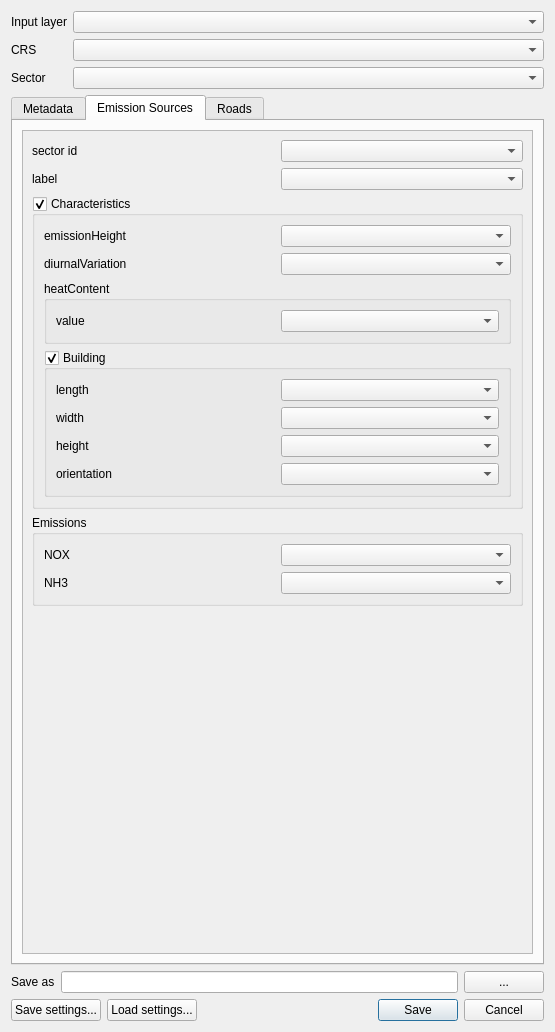
Qt form ImaerPlugin/generate_calc_input_dlg.ui (opengeogroep/AERIUS-QGIS-plugins) before a commit.
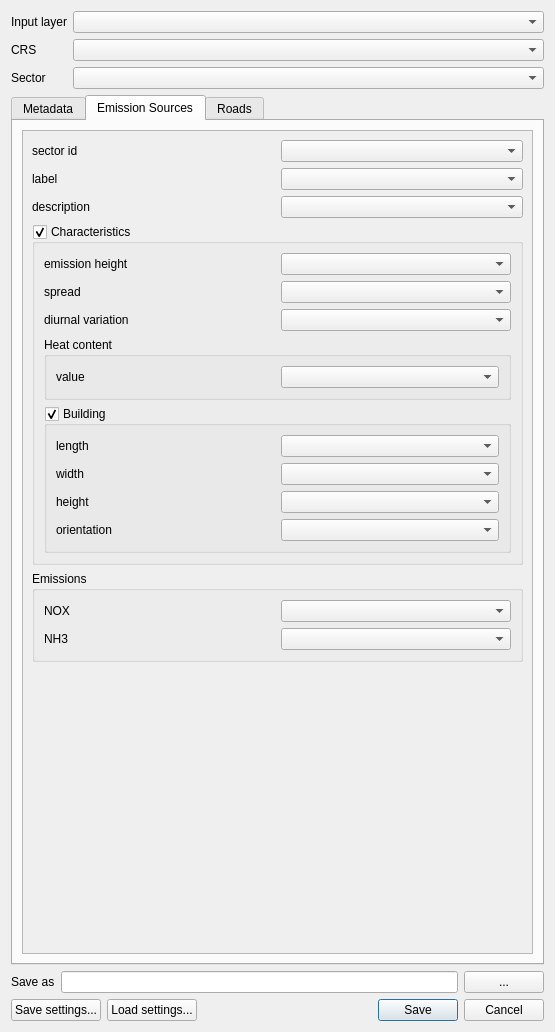
The same form after that commit. The open tabs and pages were chosen to show the change. Custom widgets are drawn as their Qt base class.

Commit message: EmissionSourceCharacteristics partly added (WIP)

Diff of the .ui file:
```diff
--- a/ImaerPlugin/generate_calc_input_dlg.ui
+++ b/ImaerPlugin/generate_calc_input_dlg.ui
@@ -175,6 +175,19 @@
                </rect>
               </property>
               <layout class="QGridLayout" name="gridLayout_3">
+               <item row="5" column="0">
+                <spacer name="verticalSpacer_2">
+                 <property name="orientation">
+                  <enum>Qt::Vertical</enum>
+                 </property>
+                 <property name="sizeHint" stdset="0">
+                  <size>
+                   <width>20</width>
+                   <height>40</height>
+                  </size>
+                 </property>
+                </spacer>
+               </item>
                <item row="0" column="0">
                 <widget class="QLabel" name="label_sector_id">
                  <property name="text">
@@ -182,7 +195,7 @@
                  </property>
                 </widget>
                </item>
-               <item row="2" column="0" colspan="2">
+               <item row="3" column="0" colspan="2">
                 <widget class="QGroupBox" name="groupBox_es_characteristics">
                  <property name="title">
                   <string>Characteristics</string>
@@ -194,30 +207,27 @@
                   <bool>true</bool>
                  </property>
                  <layout class="QGridLayout" name="gridLayout_6">
+                  <item row="2" column="0">
+                   <widget class="QLabel" name="label_es_diurnal_variation">
+                    <property name="text">
+                     <string>diurnal variation</string>
+                    </property>
+                   </widget>
+                  </item>
                   <item row="0" column="0">
                    <widget class="QLabel" name="label_emission_height">
                     <property name="text">
-                     <string>emissionHeight</string>
+                     <string>emission height</string>
                     </property>
                    </widget>
                   </item>
                   <item row="0" column="1">
                    <widget class="QgsFieldComboBox" name="fcb_emission_height"/>
                   </item>
-                  <item row="1" column="0">
-                   <widget class="QLabel" name="label_diurnal_variation">
-                    <property name="text">
-                     <string>diurnalVariation</string>
-                    </property>
-                   </widget>
-                  </item>
-                  <item row="1" column="1">
-                   <widget class="QgsFieldComboBox" name="fcb_diurnal_variation"/>
-                  </item>
-                  <item row="2" column="0" colspan="2">
+                  <item row="3" column="0" colspan="2">
                    <widget class="QGroupBox" name="groupBox_heatContent">
                     <property name="title">
-                     <string>heatContent</string>
+                     <string>Heat content</string>
                     </property>
                     <layout class="QGridLayout" name="gridLayout_5">
                      <item row="0" column="0">
@@ -233,7 +243,7 @@
                     </layout>
                    </widget>
                   </item>
-                  <item row="3" column="0" colspan="2">
+                  <item row="4" column="0" colspan="2">
                    <widget class="QGroupBox" name="groupBox_building">
                     <property name="title">
                      <string>Building</string>
@@ -288,13 +298,26 @@
                     </layout>
                    </widget>
                   </item>
+                  <item row="2" column="1">
+                   <widget class="QgsFieldComboBox" name="fcb_es_diurnal_variation"/>
+                  </item>
+                  <item row="1" column="0">
+                   <widget class="QLabel" name="label_es_emission_spread">
+                    <property name="text">
+                     <string>spread</string>
+                    </property>
+                   </widget>
+                  </item>
+                  <item row="1" column="1">
+                   <widget class="QgsFieldComboBox" name="fcb_es_spread"/>
+                  </item>
                  </layout>
                 </widget>
                </item>
                <item row="0" column="1">
                 <widget class="QgsFieldComboBox" name="fcb_sector_id"/>
                </item>
-               <item row="3" column="0" colspan="2">
+               <item row="4" column="0" colspan="2">
                 <widget class="QGroupBox" name="groupBox_emissions">
                  <property name="title">
                   <string>Emissions</string>
@@ -333,18 +356,15 @@
                  </property>
                 </widget>
                </item>
-               <item row="4" column="0">
-                <spacer name="verticalSpacer_2">
-                 <property name="orientation">
-                  <enum>Qt::Vertical</enum>
+               <item row="2" column="0">
+                <widget class="QLabel" name="label_es_description">
+                 <property name="text">
+                  <string>description</string>
                  </property>
-                 <property name="sizeHint" stdset="0">
-                  <size>
-                   <width>20</width>
-                   <height>40</height>
-                  </size>
-                 </property>
-                </spacer>
+                </widget>
+               </item>
+               <item row="2" column="1">
+                <widget class="QgsFieldComboBox" name="fcb_es_description"/>
                </item>
               </layout>
              </widget>
```
Left out of the diff: 20 changed lines with no effect on the pictures. The commit also changes 2 other files.
